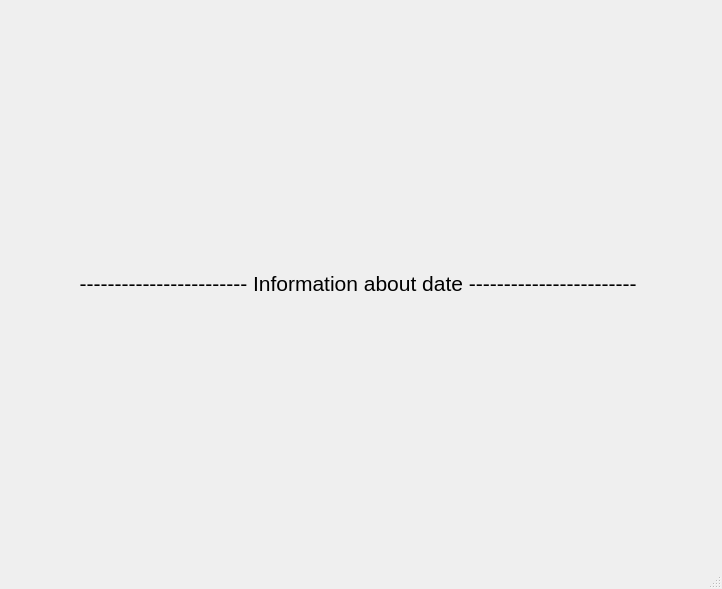
Before: the Qt Designer form mainwindow.ui in DmytroHoliaka/To-Doing, drawn with Qt 5.
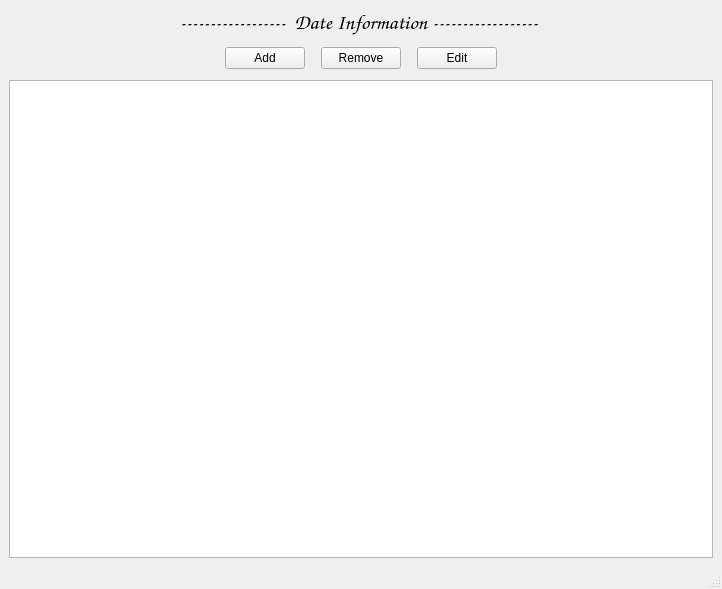
After: the same form once the commit is applied.

Patch:
```diff
--- a/mainwindow.ui
+++ b/mainwindow.ui
@@ -13,12 +13,19 @@
   <property name="windowTitle">
    <string>MainWindow</string>
   </property>
+  <property name="iconSize">
+   <size>
+    <width>24</width>
+    <height>24</height>
+   </size>
+  </property>
   <widget class="QWidget" name="centralwidget">
-   <layout class="QHBoxLayout" name="horizontalLayout">
+   <layout class="QVBoxLayout" name="verticalLayout">
     <item>
      <widget class="QLabel" name="date_label">
       <property name="font">
        <font>
+        <family>Comic Sans MS</family>
         <pointsize>16</pointsize>
         <italic>false</italic>
         <bold>false</bold>
@@ -31,11 +38,17 @@
       <property name="layoutDirection">
        <enum>Qt::LeftToRight</enum>
       </property>
+      <property name="autoFillBackground">
+       <bool>true</bool>
+      </property>
       <property name="inputMethodHints">
        <set>Qt::ImhNone</set>
       </property>
+      <property name="midLineWidth">
+       <number>1</number>
+      </property>
       <property name="text">
-       <string>------------------------ Information about date ------------------------ </string>
+       <string>------------------  Date Information ------------------ </string>
       </property>
       <property name="textFormat">
        <enum>Qt::AutoText</enum>
@@ -45,6 +58,159 @@
       </property>
      </widget>
     </item>
+    <item>
+     <spacer name="verticalSpacer">
+      <property name="orientation">
+       <enum>Qt::Vertical</enum>
+      </property>
+      <property name="sizeType">
+       <enum>QSizePolicy::Minimum</enum>
+      </property>
+      <property name="sizeHint" stdset="0">
+       <size>
+        <width>20</width>
+        <height>5</height>
+       </size>
+      </property>
+     </spacer>
+    </item>
+    <item>
+     <layout class="QHBoxLayout" name="horizontalLayout">
+      <item>
+       <spacer name="horizontalSpacer">
+        <property name="orientation">
+         <enum>Qt::Horizontal</enum>
+        </property>
+        <property name="sizeHint" stdset="0">
+         <size>
+          <width>40</width>
+          <height>20</height>
+         </size>
+        </property>
+       </spacer>
+      </item>
+      <item>
+       <widget class="QPushButton" name="pushButton">
+        <property name="toolTip">
+         <string notr="true"/>
+        </property>
+        <property name="text">
+         <string>Add</string>
+        </property>
+       </widget>
+      </item>
+      <item>
+       <spacer name="horizontalSpacer_3">
+        <property name="orientation">
+         <enum>Qt::Horizontal</enum>
+        </property>
+        <property name="sizeType">
+         <enum>QSizePolicy::Minimum</enum>
+        </property>
+        <property name="sizeHint" stdset="0">
+         <size>
+          <width>10</width>
+          <height>20</height>
+         </size>
+        </property>
+       </spacer>
+      </item>
+      <item>
+       <widget class="QPushButton" name="pushButton_3">
+        <property name="text">
+         <string>Remove</string>
+        </property>
+       </widget>
+      </item>
+      <item>
+       <spacer name="horizontalSpacer_4">
+        <property name="orientation">
+         <enum>Qt::Horizontal</enum>
+        </property>
+        <property name="sizeType">
+         <enum>QSizePolicy::Minimum</enum>
+        </property>
+        <property name="sizeHint" stdset="0">
+         <size>
+          <width>10</width>
+          <height>20</height>
+         </size>
+        </property>
+       </spacer>
+      </item>
+      <item>
+       <widget class="QPushButton" name="pushButton_2">
+        <property name="text">
+         <string>Edit</string>
+        </property>
+       </widget>
+      </item>
+      <item>
+       <spacer name="horizontalSpacer_2">
+        <property name="orientation">
+         <enum>Qt::Horizontal</enum>
+        </property>
+        <property name="sizeHint" stdset="0">
+         <size>
+          <width>40</width>
+          <height>20</height>
+         </size>
+        </property>
+       </spacer>
+      </item>
+     </layout>
+    </item>
+    <item>
+     <spacer name="verticalSpacer_2">
+      <property name="orientation">
+       <enum>Qt::Vertical</enum>
+      </property>
+      <property name="sizeType">
+       <enum>QSizePolicy::Minimum</enum>
+      </property>
+      <property name="sizeHint" stdset="0">
+       <size>
+        <width>20</width>
+        <height>5</height>
+       </size>
+      </property>
+     </spacer>
+    </item>
+    <item>
+     <widget class="QListWidget" name="things_list">
+      <property name="enabled">
+       <bool>true</bool>
+      </property>
+      <property name="baseSize">
+       <size>
+        <width>0</width>
+        <height>0</height>
+       </size>
+      </property>
+      <property name="font">
+       <font>
+        <pointsize>10</pointsize>
+        <bold>false</bold>
+        <kerning>true</kerning>
+       </font>
+      </property>
+      <property name="mouseTracking">
+       <bool>false</bool>
+      </property>
+      <property name="tabletTracking">
+       <bool>false</bool>
+      </property>
+      <property name="focusPolicy">
+       <enum>Qt::StrongFocus</enum>
+      </property>
+      <property name="autoFillBackground">
+       <bool>true</bool>
+      </property>
+      <property name="styleSheet">
+       <string notr="true"/>
+      </property>
+     </widget>
+    </item>
    </layout>
   </widget>
   <widget class="QMenuBar" name="menubar">
```
